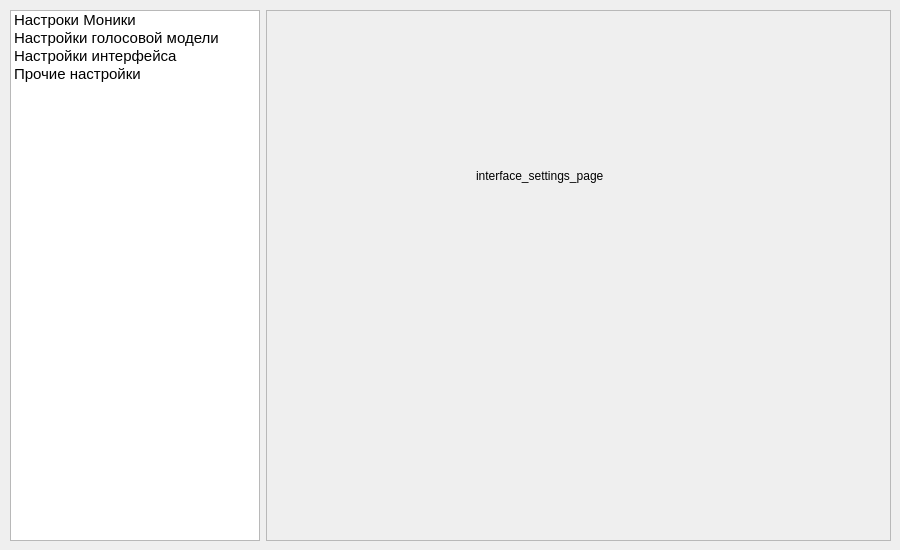
Before: the Qt Designer form UI/main_page.ui in Patrick-002/Monica, drawn with Qt 5.
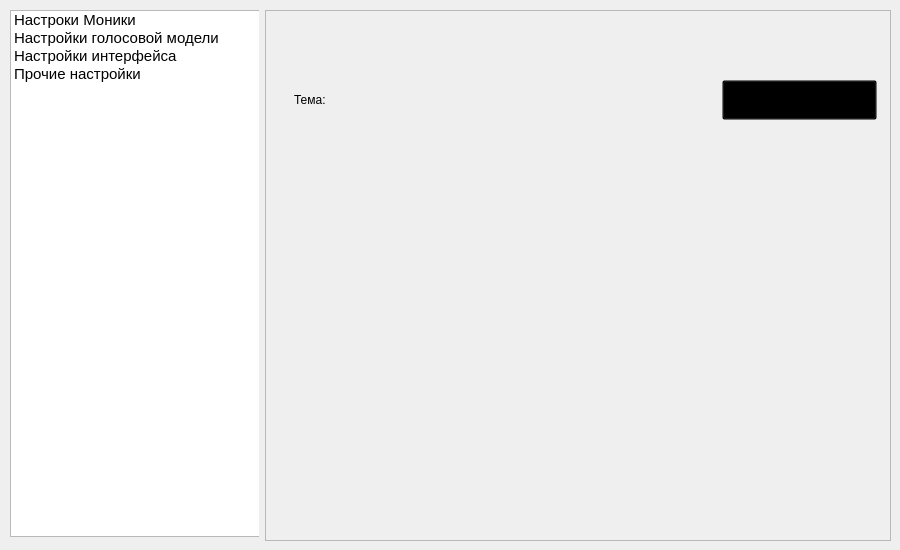
After: the same form once the commit is applied. The open tabs and pages were chosen to show the change.

Commit message: Theme changing realised

The edit to the form file:
```diff
--- a/UI/main_page.ui
+++ b/UI/main_page.ui
@@ -38,7 +38,43 @@
     <item>
      <layout class="QHBoxLayout" name="horizontalLayout">
       <item>
+       <widget class="QWidget" name="widget" native="true">
+        <property name="sizePolicy">
+         <sizepolicy hsizetype="Minimum" vsizetype="Minimum">
+          <horstretch>0</horstretch>
+          <verstretch>0</verstretch>
+         </sizepolicy>
+        </property>
+        <property name="maximumSize">
+         <size>
+          <width>249</width>
+          <height>16777215</height>
+         </size>
+        </property>
+        <widget class="QWidget" name="">
+         <property name="geometry">
+          <rect>
+           <x>0</x>
+           <y>0</y>
+           <width>252</width>
+           <height>527</height>
+          </rect>
+         </property>
+         <layout class="QVBoxLayout" name="verticalLayout_5">
+          <property name="spacing">
+           <number>0</number>
+          </property>
+          <property name="sizeConstraint">
+           <enum>QLayout::SizeConstraint::SetDefaultConstraint</enum>
+          </property>
+          <item>
        <widget class="QListWidget" name="category_list">
+            <property name="sizePolicy">
+             <sizepolicy hsizetype="Fixed" vsizetype="Expanding">
+              <horstretch>0</horstretch>
+              <verstretch>0</verstretch>
+             </sizepolicy>
+            </property>
         <property name="maximumSize">
          <size>
           <width>250</width>
@@ -91,6 +127,10 @@
         </item>
        </widget>
       </item>
+         </layout>
+        </widget>
+       </widget>
+      </item>
       <item>
        <widget class="QFrame" name="frame">
         <property name="frameShape">
@@ -108,6 +148,12 @@
            <height>531</height>
           </rect>
          </property>
+         <property name="sizePolicy">
+          <sizepolicy hsizetype="Preferred" vsizetype="Preferred">
+           <horstretch>0</horstretch>
+           <verstretch>0</verstretch>
+          </sizepolicy>
+         </property>
          <property name="styleSheet">
           <string notr="true">    alignment: center;
     background: transparent;
@@ -374,19 +420,102 @@
           </layout>
          </widget>
          <widget class="QWidget" name="interface_settings_page">
-          <widget class="QLabel" name="label_2">
-           <property name="geometry">
-            <rect>
-             <x>210</x>
-             <y>140</y>
-             <width>171</width>
-             <height>51</height>
-            </rect>
-           </property>
+          <layout class="QHBoxLayout" name="horizontalLayout_7">
+           <item>
+            <layout class="QVBoxLayout" name="verticalLayout_6">
+             <item>
+              <layout class="QHBoxLayout" name="horizontalLayout_8">
+               <item>
+                <spacer name="horizontalSpacer_7">
+                 <property name="orientation">
+                  <enum>Qt::Orientation::Horizontal</enum>
+                 </property>
+                 <property name="sizeType">
+                  <enum>QSizePolicy::Policy::Fixed</enum>
+                 </property>
+                 <property name="sizeHint" stdset="0">
+                  <size>
+                   <width>20</width>
+                   <height>20</height>
+                  </size>
+                 </property>
+                </spacer>
+               </item>
+               <item>
+                <widget class="QLabel" name="keywordType_label_3">
+                 <property name="sizePolicy">
+                  <sizepolicy hsizetype="Fixed" vsizetype="Preferred">
+                   <horstretch>0</horstretch>
+                   <verstretch>0</verstretch>
+                  </sizepolicy>
+                 </property>
            <property name="text">
-            <string>interface_settings_page</string>
-           </property>
-          </widget>
+                  <string>Тема:</string>
+                 </property>
+                </widget>
+               </item>
+               <item>
+                <spacer name="horizontalSpacer_8">
+                 <property name="orientation">
+                  <enum>Qt::Orientation::Horizontal</enum>
+                 </property>
+                 <property name="sizeType">
+                  <enum>QSizePolicy::Policy::Fixed</enum>
+                 </property>
+                 <property name="sizeHint" stdset="0">
+                  <size>
+                   <width>390</width>
+                   <height>20</height>
+                  </size>
+                 </property>
+                </spacer>
+               </item>
+               <item>
+                <widget class="QComboBox" name="theme_comboBox">
+                 <property name="minimumSize">
+                  <size>
+                   <width>0</width>
+                   <height>40</height>
+                  </size>
+                 </property>
+                 <item>
+                  <property name="text">
+                   <string>Тёмная</string>
+                  </property>
+                 </item>
+                 <item>
+                  <property name="text">
+                   <string>Светлая</string>
+                  </property>
+                 </item>
+                 <item>
+                  <property name="text">
+                   <string>Розовая</string>
+                  </property>
+                 </item>
+                </widget>
+               </item>
+              </layout>
+             </item>
+             <item>
+              <spacer name="verticalSpacer_2">
+               <property name="orientation">
+                <enum>Qt::Orientation::Vertical</enum>
+               </property>
+               <property name="sizeType">
+                <enum>QSizePolicy::Policy::Fixed</enum>
+               </property>
+               <property name="sizeHint" stdset="0">
+                <size>
+                 <width>20</width>
+                 <height>350</height>
+                </size>
+               </property>
+              </spacer>
+             </item>
+            </layout>
+           </item>
+          </layout>
          </widget>
          <widget class="QWidget" name="voice_model_settings">
           <widget class="QLabel" name="label_4">
```
Left out of the diff: 6 changed lines with no effect on the pictures. Lines whose indentation alone changed are shown as unchanged. The commit also changes 7 other files.
